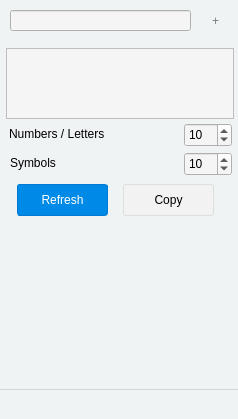
Before: the Qt Designer form forms/mainwindow.ui in jwdeitch/simplesafe, drawn with Qt 5.
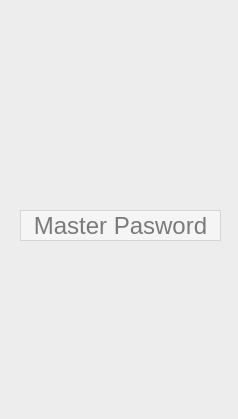
After: the same form once the commit is applied. Icons and pictures are not drawn.

The edit to the form file:
```diff
--- a/forms/mainwindow.ui
+++ b/forms/mainwindow.ui
@@ -17,7 +17,7 @@
    </sizepolicy>
   </property>
   <property name="windowTitle">
-   <string>SImple Safe</string>
+   <string>Simple Safe</string>
   </property>
   <property name="autoFillBackground">
    <bool>false</bool>
@@ -596,17 +596,17 @@
   <widget class="QFrame" name="lockFrame">
    <property name="geometry">
     <rect>
-     <x>20</x>
-     <y>287</y>
-     <width>201</width>
-     <height>61</height>
+     <x>0</x>
+     <y>0</y>
+     <width>238</width>
+     <height>419</height>
     </rect>
    </property>
    <property name="autoFillBackground">
     <bool>false</bool>
    </property>
    <property name="styleSheet">
-    <string notr="true">background-color: gray;
+    <string notr="true">background-color: #EDEDED;
 border: none;</string>
    </property>
    <property name="frameShape">
@@ -619,30 +619,58 @@
     <property name="geometry">
      <rect>
       <x>20</x>
-      <y>20</y>
-      <width>151</width>
-      <height>21</height>
+      <y>210</y>
+      <width>201</width>
+      <height>31</height>
      </rect>
     </property>
+    <property name="font">
+     <font>
+      <pointsize>18</pointsize>
+     </font>
+    </property>
     <property name="styleSheet">
      <string notr="true">background-color:#F5F5F5;
 border: 1px solid #D4D5D5;</string>
     </property>
+    <property name="alignment">
+     <set>Qt::AlignCenter</set>
+    </property>
+    <property name="placeholderText">
+     <string>Master Pasword</string>
+    </property>
+   </widget>
+   <widget class="QLabel" name="logoLabel">
+    <property name="geometry">
+     <rect>
+      <x>80</x>
+      <y>80</y>
+      <width>91</width>
+      <height>91</height>
+     </rect>
+    </property>
+    <property name="text">
+     <string/>
+    </property>
+    <property name="pixmap">
+     <pixmap resource="../resources.qrc">:/images/images/safe.png</pixmap>
+    </property>
    </widget>
    <zorder>masterPassword</zorder>
    <zorder>fileListWidget</zorder>
    <zorder>filePane</zorder>
    <zorder>generatePasswordPanel</zorder>
    <zorder>generatePasswordPanel</zorder>
+   <zorder>logoLabel</zorder>
   </widget>
   <zorder>searchBackdrop</zorder>
   <zorder>searchField</zorder>
   <zorder>newAssetBtn</zorder>
   <zorder>listWidget</zorder>
   <zorder>searchBackdrop_2</zorder>
-  <zorder>lockFrame</zorder>
   <zorder>newAssetFrame</zorder>
   <zorder>generatePasswordPanel</zorder>
+  <zorder>lockFrame</zorder>
  </widget>
  <layoutdefault spacing="6" margin="11"/>
  <tabstops>
```
